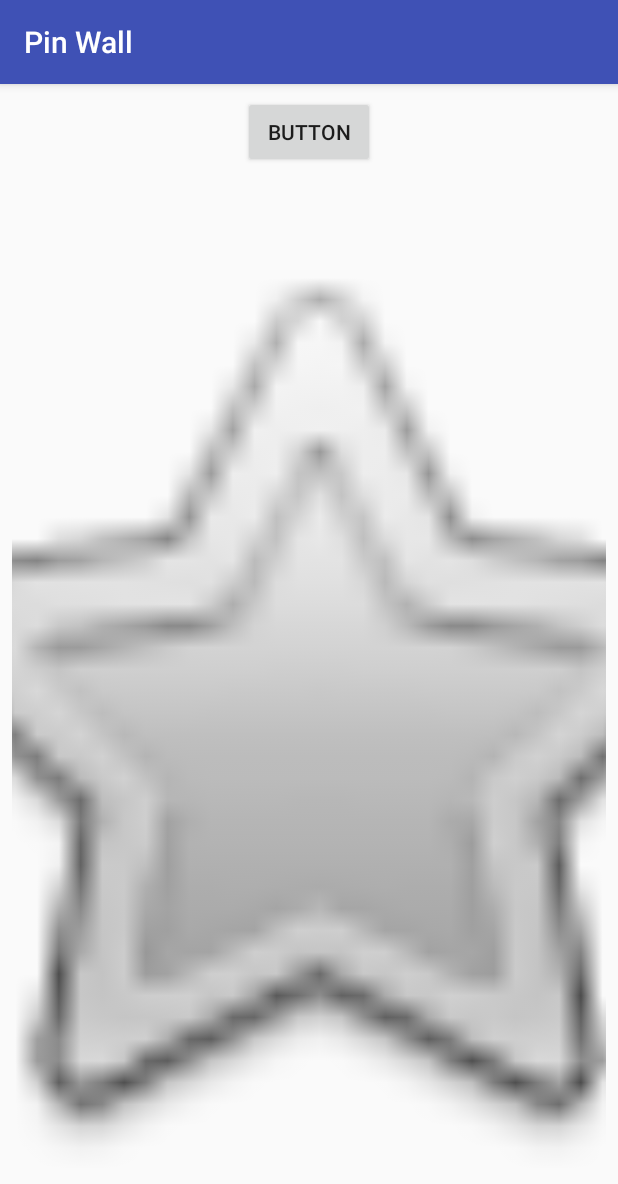
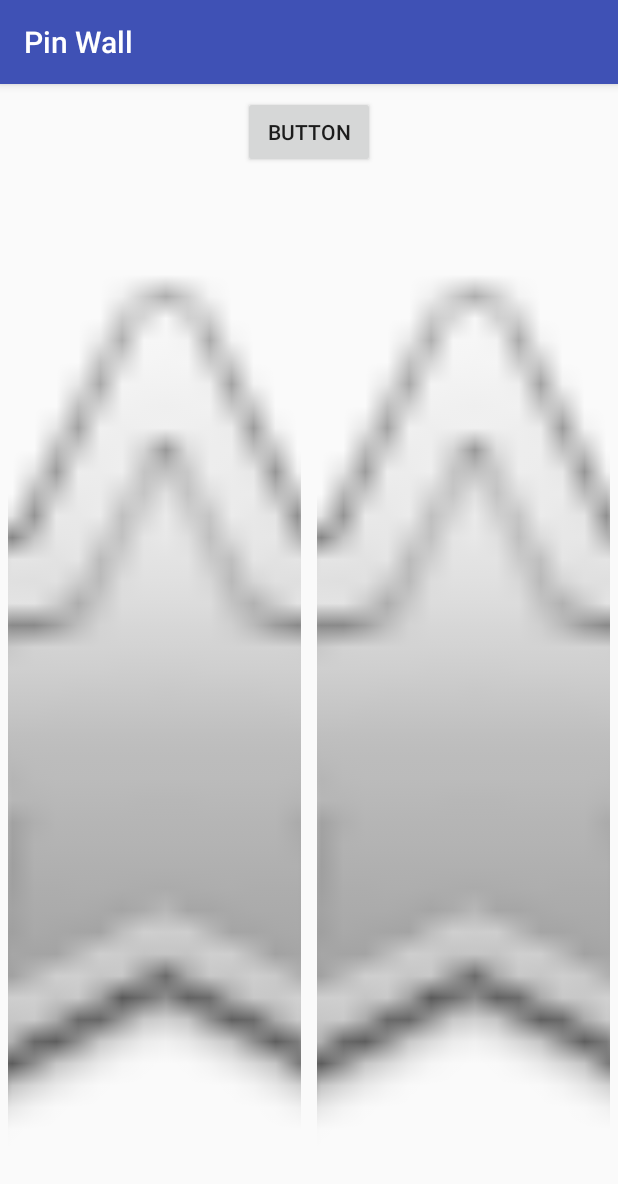
Before and after one commit to blaZ3/Pin-Wall, an Android app: the screen it shows after launch (MainActivity), after a tap on "BUTTON", on a phone screen of 412 x 824 dp. Shown: the top 1184 px of the screen. Run offline under Robolectric (Android 15) with nearby library versions, the phone set to English and light mode, and no system bars; our stand-ins replace data binding.

```diff
--- a/app/src/main/java/com/example/pinwall/MainActivity.java
+++ b/app/src/main/java/com/example/pinwall/MainActivity.java
@@ -28,8 +28,16 @@ public class MainActivity extends AppCompatActivity {
             public void onClick(View v) {
                 Downloader.with(MainActivity.this)
                         .download("https://source.android.com/_static/images/android/touchicon-180.png")
-                        .setTag(dataBinding.imgTest)
+                        .setTag(dataBinding.imgTest1)
                         .start();
+
+                Downloader.with(MainActivity.this)
+                        .download("https://source.android.com/_static/images/android/touchicon-180.png")
+                        .setTag(TAG)
+                        .setTag(dataBinding.imgTest2)
+                        .start();
+
+
 
 
                     //        Downloader.with(this)
@@ -45,21 +53,4 @@ public class MainActivity extends AppCompatActivity {
 
 
     }
-
-    RequestInterface.ImageInterface imageInterface = new RequestInterface.ImageInterface() {
-        @Override
-        public void gotImage(final Bitmap bitmap) {
-            dataBinding.imgTest.post(new Runnable() {
-                @Override
-                public void run() {
-                    dataBinding.imgTest.setImageBitmap(bitmap);
-                }
-            });
-        }
-
-        @Override
-        public void onError(Exception ex) {
-
-        }
-    };
 }
--- a/app/src/main/res/layout/activity_main.xml
+++ b/app/src/main/res/layout/activity_main.xml
@@ -3,9 +3,11 @@
     xmlns:app="http://schemas.android.com/apk/res-auto"
     xmlns:tools="http://schemas.android.com/tools">
 
-    <android.support.constraint.ConstraintLayout
+    <LinearLayout
         android:layout_width="match_parent"
         android:layout_height="match_parent"
+        android:orientation="vertical"
+        android:gravity="center_horizontal"
         tools:context="com.example.pinwall.MainActivity">
 
         <Button
@@ -20,21 +22,46 @@
             app:layout_constraintStart_toStartOf="parent"
             app:layout_constraintTop_toTopOf="parent" />
 
+
+        <LinearLayout
+            android:layout_width="match_parent"
+            android:layout_height="match_parent"
+            android:orientation="horizontal">
+
             <ImageView
-            android:id="@+id/img_test"
-            android:layout_width="0dp"
-            android:layout_height="0dp"
-            android:layout_marginBottom="8dp"
-            android:layout_marginEnd="8dp"
-            android:layout_marginStart="8dp"
-            android:layout_marginTop="8dp"
+                android:id="@+id/img_test1"
+                android:layout_width="match_parent"
+                android:layout_height="match_parent"
                 android:scaleType="centerCrop"
+                android:layout_margin="5dp"
+                android:layout_weight="1"
                 app:layout_constraintBottom_toBottomOf="parent"
                 app:layout_constraintEnd_toEndOf="parent"
                 app:layout_constraintStart_toStartOf="parent"
                 app:layout_constraintTop_toBottomOf="@+id/bnt_test"
                 app:srcCompat="@android:drawable/btn_star" />
 
-    </android.support.constraint.ConstraintLayout>
+
+            <ImageView
+                android:id="@+id/img_test2"
+                android:layout_width="match_parent"
+                android:layout_height="match_parent"
+                android:layout_margin="5dp"
+                android:scaleType="centerCrop"
+                android:layout_weight="1"
+                app:layout_constraintBottom_toBottomOf="parent"
+                app:layout_constraintEnd_toEndOf="parent"
+                app:layout_constraintStart_toStartOf="parent"
+                app:layout_constraintTop_toBottomOf="@+id/bnt_test"
+                app:srcCompat="@android:drawable/btn_star" />
+
+
+
+
+        </LinearLayout>
+
+
+
+    </LinearLayout>
 
 </layout>
--- a/downloader/src/main/java/com/example/downloader/DownloadManager.java
+++ b/downloader/src/main/java/com/example/downloader/DownloadManager.java
@@ -9,13 +9,11 @@ import android.os.Process;
 import android.util.Log;
 
 import com.example.downloader.async.DownloadAction;
+import com.example.downloader.async.DownloaderTask;
 import com.example.downloader.async.FileDownloadTask;
 import com.example.downloader.async.ThreadPoolExecutorHelper;
 import com.example.downloader.models.Request;
-import com.example.downloader.models.RequestInterface;
 
-
-import org.bouncycastle.ocsp.Req;
 
 import java.util.ArrayList;
 import java.util.HashMap;
@@ -42,6 +40,7 @@ public class DownloadManager {
 
     private ThreadPoolExecutorHelper threadPoolExecutorHelper;
     private HashMap<Object, Request> currentRequests = new HashMap<>();
+    private HashMap<String, DownloaderTask> currentTasks = new HashMap<>();
 
 
     public static final int FILE_DOWNLOAD_SUCCESS = 1001;
@@ -93,17 +92,16 @@ public class DownloadManager {
 
                                     Message message = Downloader.MAIN_HANDLER.obtainMessage();
                                     message.what = Downloader.SHOW_IMAGE;
-                                    message.obj = new Downloader.DownloaderMainAction(request, action);
+                                    message.obj = new Downloader.DownloaderMessage(request, action);
                                     Downloader.MAIN_HANDLER.sendMessage(message);
-
-//                                    ((RequestInterface.ImageInterface)request.getCallback())
-//                                            .gotImage(((DownloadAction.ImageDownloadAction)action).getBitmap());
 
                                 }else if (action.getType().equals(DownloadAction.Type.JSON)){
 
                                 }else if (action.getType().equals(DownloadAction.Type.FILE)){
 
                                 }
+
+                                currentTasks.remove(request.getUrl());
                             }
                         }
 
@@ -126,9 +124,20 @@ public class DownloadManager {
         //check if the request is already in process
         if (currentRequests.containsKey(request.getTag())){
             //if tag already exists dont do anything
+            Log.d(TAG, "submitAndEnqueue: duplicate request tag:"+request.getTag()+" already queued");
         }else {
-            request.setFuture(threadPoolExecutorHelper.addTask(
-                    new FileDownloadTask(request.getUrl(), FileHelper.getInstance())));
+            Log.d(TAG, "submitAndEnqueue: adding request to queue:"+request.getTag());
+            if (!currentTasks.containsKey(request.getUrl())){
+                FileDownloadTask fileDownloadTask = new FileDownloadTask(request.getUrl(), FileHelper.getInstance());
+                request.setFuture(threadPoolExecutorHelper.addTask(fileDownloadTask));
+                synchronized (currentTasks){
+                    Log.d(TAG, "submitAndEnqueue: adding task to queue"+request.getUrl());
+                    currentTasks.put(Utils.getMD5Hash(request.getUrl()), fileDownloadTask);
+                    currentTasks.notifyAll();
+                }
+            }else {
+                Log.d(TAG, "submitAndEnqueue: url already in queue");
+            }
             synchronized (currentRequests){
                 currentRequests.put(request.getTag(), request);
                 currentRequests.notifyAll();
--- a/downloader/src/main/java/com/example/downloader/Downloader.java
+++ b/downloader/src/main/java/com/example/downloader/Downloader.java
@@ -4,7 +4,6 @@ import android.content.Context;
 import android.os.Handler;
 import android.os.Looper;
 import android.os.Message;
-import android.support.annotation.MainThread;
 import android.text.TextUtils;
 import android.widget.ImageView;
 
@@ -72,7 +71,7 @@ public class Downloader {
         public void handleMessage(Message msg) {
             switch (msg.what){
                 case SHOW_IMAGE:
-                    DownloaderMainAction mainAction = (DownloaderMainAction)msg.obj;
+                    DownloaderMessage mainAction = (DownloaderMessage)msg.obj;
                     if (mainAction.request.getTag() instanceof ImageView){
                         ((ImageView)mainAction.request.getTag()).setImageBitmap(
                                 ((DownloadAction.ImageDownloadAction)mainAction.action).getBitmap());
@@ -86,12 +85,11 @@ public class Downloader {
         }
     };
 
-    static class DownloaderMainAction{
+    static class DownloaderMessage {
         public Request request;
         public DownloadAction action;
-        public RequestInterface callback;
 
-        public DownloaderMainAction(Request request, DownloadAction action) {
+        public DownloaderMessage(Request request, DownloadAction action) {
             this.request = request;
             this.action = action;
         }
--- a/downloader/src/main/java/com/example/downloader/FileHelper.java
+++ b/downloader/src/main/java/com/example/downloader/FileHelper.java
@@ -8,8 +8,11 @@ import java.io.FileOutputStream;
 import java.io.IOException;
 import java.io.InputStream;
 import java.io.OutputStream;
+import java.math.BigInteger;
 import java.net.MalformedURLException;
 import java.net.URL;
+import java.security.MessageDigest;
+import java.security.NoSuchAlgorithmException;
 
 import okhttp3.ResponseBody;
 
@@ -48,22 +51,22 @@ public class FileHelper {
         }
     }
 
-    public File getFile(String url){
-        String filePath = getFilePathForUrl(url);
-        File file = new File(filePath);
-
-        if (file.exists()){
-            return file;
-        }else {
-            return null;
-        }
-    }
+//    public File getFile(String url){
+//        String filePath = getFilePathForUrl(url);
+//        File file = new File(filePath);
+//
+//        if (file.exists()){
+//            return file;
+//        }else {
+//            return null;
+//        }
+//    }
 
     public String getFilePathForUrl(String url) {
         try {
-            String name = new File(new URL(url).getPath()).getName();
+            String name = Utils.getMD5Hash(url);
             return getFilePathForName(name);
-        } catch (MalformedURLException e) {
+        } catch (Exception e) {
             e.printStackTrace();
         }
         throw new IllegalArgumentException("Url is not valid");
--- a/downloader/src/main/java/com/example/downloader/Utils.java
+++ b/downloader/src/main/java/com/example/downloader/Utils.java
@@ -1,4 +1,8 @@
 package com.example.downloader;
+
+import java.math.BigInteger;
+import java.security.MessageDigest;
+import java.security.NoSuchAlgorithmException;
 
 /**
  * Created by vivek on 04/03/18.
@@ -10,4 +14,18 @@ public class Utils {
     public static final String THREAD_PREFIX = "Downloader-";
 
     public static final String ROOT = "http://pastebin.com/raw/";
+
+    public static String getMD5Hash(String s) {
+        MessageDigest m = null;
+
+        try {
+            m = MessageDigest.getInstance("MD5");
+        } catch (NoSuchAlgorithmException e) {
+            e.printStackTrace();
+        }
+
+        m.update(s.getBytes(),0,s.length());
+        String hash = new BigInteger(1, m.digest()).toString(16);
+        return hash;
+    }
 }
--- a/downloader/src/main/java/com/example/downloader/async/FileDownloadTask.java
+++ b/downloader/src/main/java/com/example/downloader/async/FileDownloadTask.java
@@ -40,7 +40,6 @@ public class FileDownloadTask implements DownloaderTask{
                         retrofit2.Response<ResponseBody> response = NetworkClient.
                                 getNetworkService().downloadFileUrl(url).execute();
 
-
                         String filePath = fileHelper.getFilePathForUrl(url);
                         fileHelper.writeResponseBodyToDisk(response.body(), filePath);
 
@@ -64,4 +63,11 @@ public class FileDownloadTask implements DownloaderTask{
         };
     }
 
+
+    @Override
+    public String toString() {
+        return "FileDownloadTask{" +
+                "url='" + url + '\'' +
+                '}';
+    }
 }
```
Lines whose indentation alone changed are shown as unchanged.
